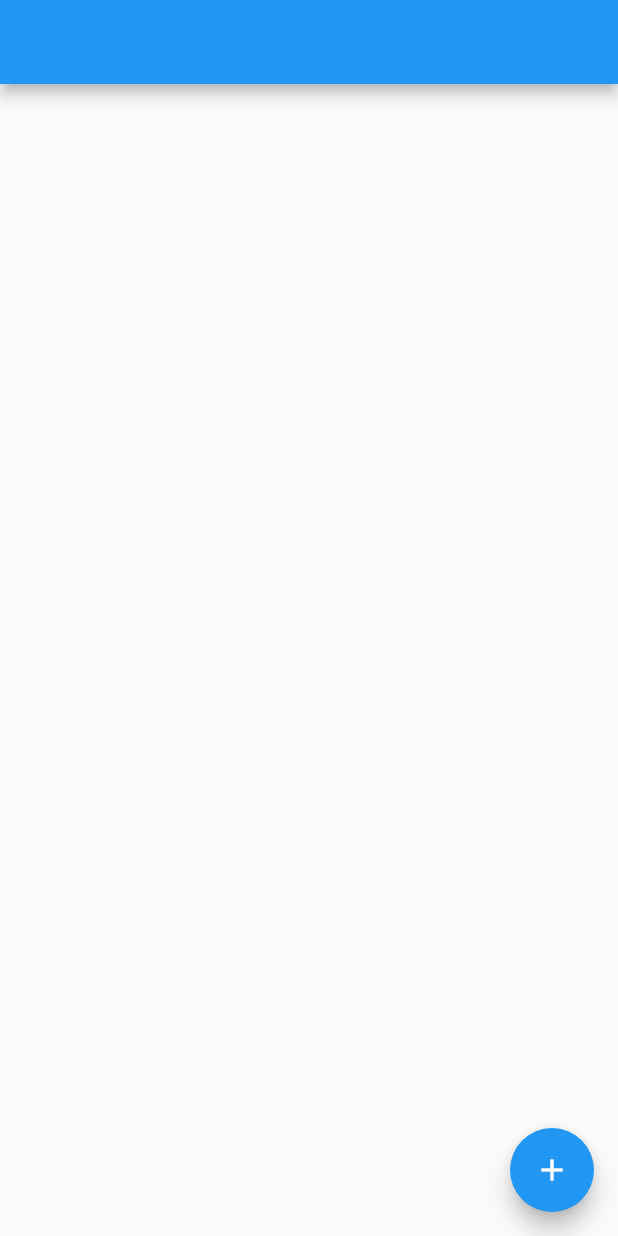
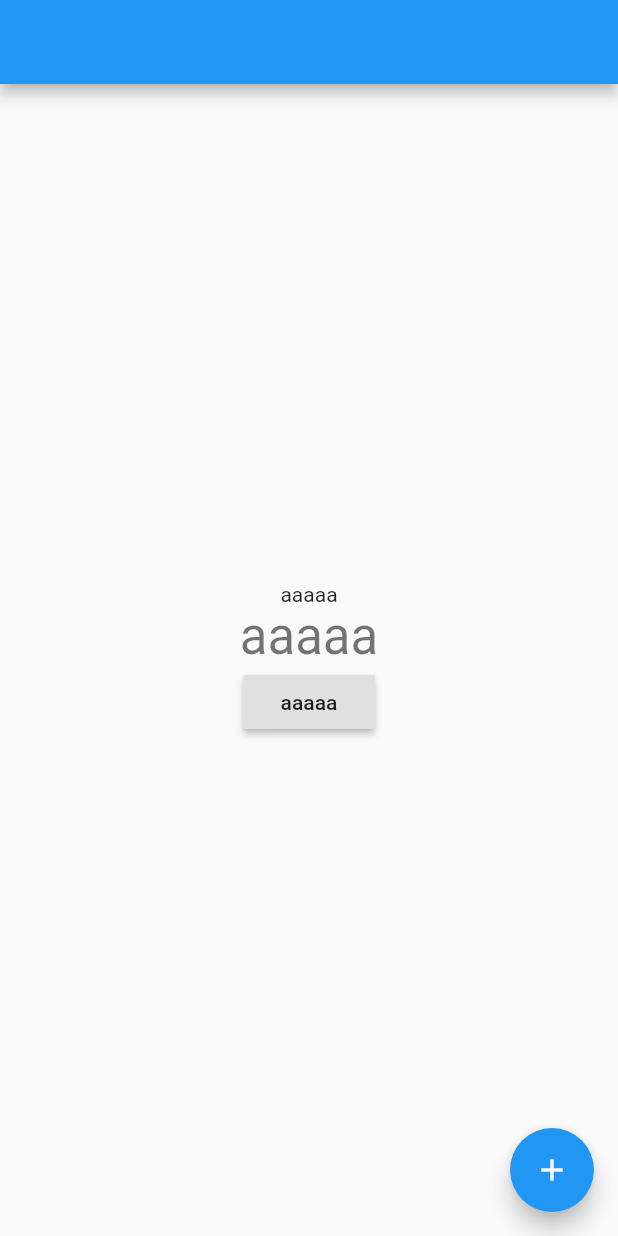
Before and after one commit to vino-volare/firebase-test, a Flutter app: the screen it shows after launch, on a phone screen of 412 x 824 dp. Run offline on Flutter 3.47's test engine with Material 2 defaults, Android fonts, the phone set to English and light mode, and no system bars.

Commit message:
provider modelでけた

```diff
--- a/lib/main.dart
+++ b/lib/main.dart
@@ -1,11 +1,13 @@
+import 'package:firebase_test_app/main_model.dart';
 import 'package:flutter/material.dart';
+import 'package:provider/provider.dart';
 
 void main() {
   runApp(MyApp());
 }
 
 class MyApp extends StatelessWidget {
-  // This widget is the root of your application.
+
   @override
   Widget build(BuildContext context) {
     return MaterialApp(
@@ -14,23 +16,35 @@ class MyApp extends StatelessWidget {
         primarySwatch: Colors.blue,
         visualDensity: VisualDensity.adaptivePlatformDensity,
       ),
-      home: Scaffold(
+      home: ChangeNotifierProvider<MainModel>(
+        create: (_) => MainModel(),
+          child: Scaffold(
             appBar: AppBar(
               title: Text(''),
             ),
-        body: Center(
+            body: Consumer<MainModel>(
+              builder: (context,model,child) {
+                return Center(
                   child: Column(
                     mainAxisAlignment: MainAxisAlignment.center,
                     children: <Widget>[
                       Text(
-                '',
+                        model.vinoText,
                       ),
                       Text(
-                '',
+                        model.vinoText,
                         style: Theme.of(context).textTheme.headline4,
+                      ),
+                      RaisedButton(
+                        child: Text(model.vinoText),
+                        onPressed: (){
+                          model.changeVinoText();
+                        },
                       ),
                     ],
                   ),
+                );
+              }
             ),
             floatingActionButton: FloatingActionButton(
               onPressed:(){},
@@ -38,6 +52,7 @@ class MyApp extends StatelessWidget {
               child: Icon(Icons.add),
             ), // This trailing comma makes auto-formatting nicer for build methods.
           ),
+      ),
     );
   }
 }
--- /dev/null
+++ b/lib/main_model.dart
@@ -0,0 +1,9 @@
+import 'package:flutter/cupertino.dart';
+
+class MainModel extends ChangeNotifier{
+  String vinoText = 'aaaaa';
+  void changeVinoText(){
+    vinoText = 'ビーノさんかわいい';
+    notifyListeners();
+  }
+}
```
Also changed, not shown: pubspec.yaml (+2 -54 lines), pubspec.lock, 2 other files. Lines whose indentation alone changed are shown as unchanged.
